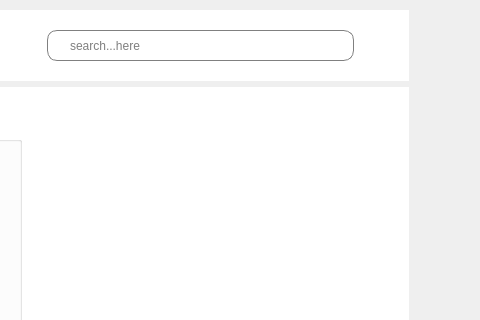
Old version of the form School_System/ui/IndexSU.ui in the repository KasperJack/School-Management-System; both pictures show x 741 to 1221 and y 0 to 320 of the 1221 by 855 pixel window.
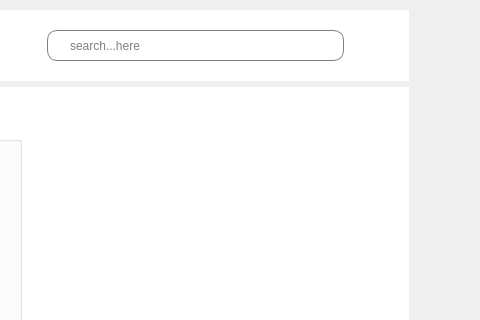
New version of the form. Icons and pictures are not drawn.

What changed in the file:
```diff
--- a/School_System/ui/IndexSU.ui
+++ b/School_System/ui/IndexSU.ui
@@ -692,26 +692,32 @@
              </widget>
             </item>
             <item>
-             <widget class="QLabel" name="label_4">
+             <widget class="QPushButton" name="profile_pic_user">
               <property name="minimumSize">
                <size>
-                <width>40</width>
-                <height>40</height>
+                <width>50</width>
+                <height>50</height>
                </size>
               </property>
               <property name="maximumSize">
                <size>
-                <width>40</width>
-                <height>40</height>
+                <width>50</width>
+                <height>50</height>
                </size>
               </property>
+              <property name="styleSheet">
+               <string notr="true">color: rgb(153, 193, 241);</string>
+              </property>
               <property name="text">
                <string/>
               </property>
-              <property name="pixmap">
-               <pixmap resource="../resources/rec.qrc">:/icons/icons/profile.png</pixmap>
+              <property name="iconSize">
+               <size>
+                <width>50</width>
+                <height>50</height>
+               </size>
               </property>
-              <property name="scaledContents">
+              <property name="flat">
                <bool>true</bool>
               </property>
              </widget>
```
